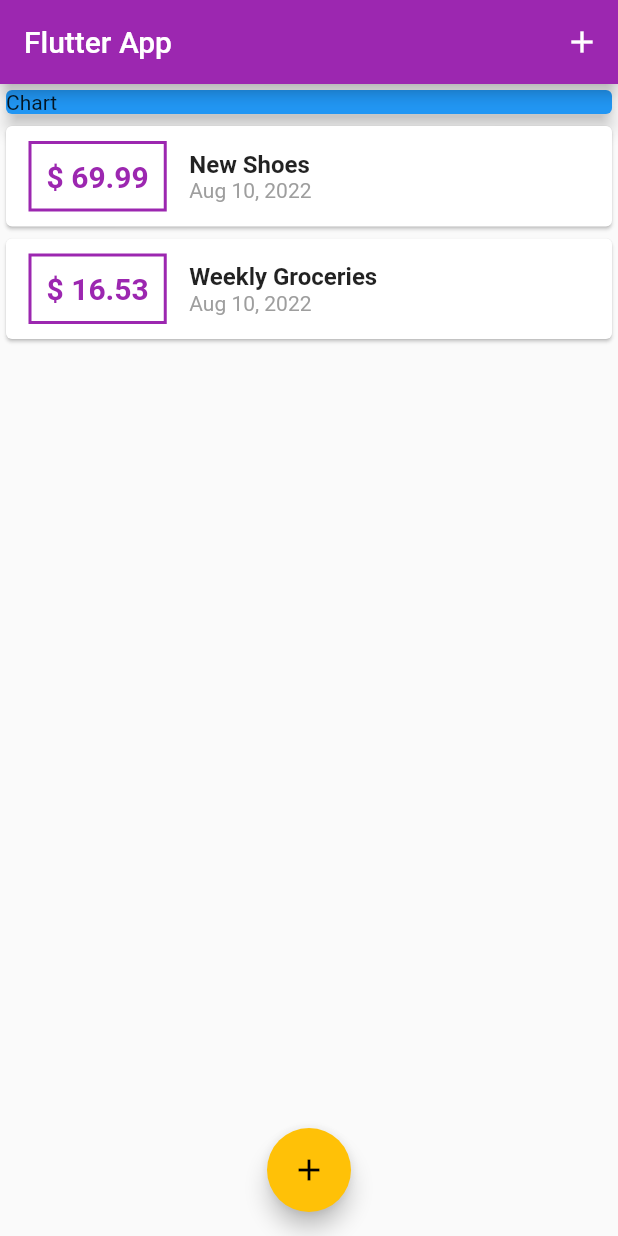
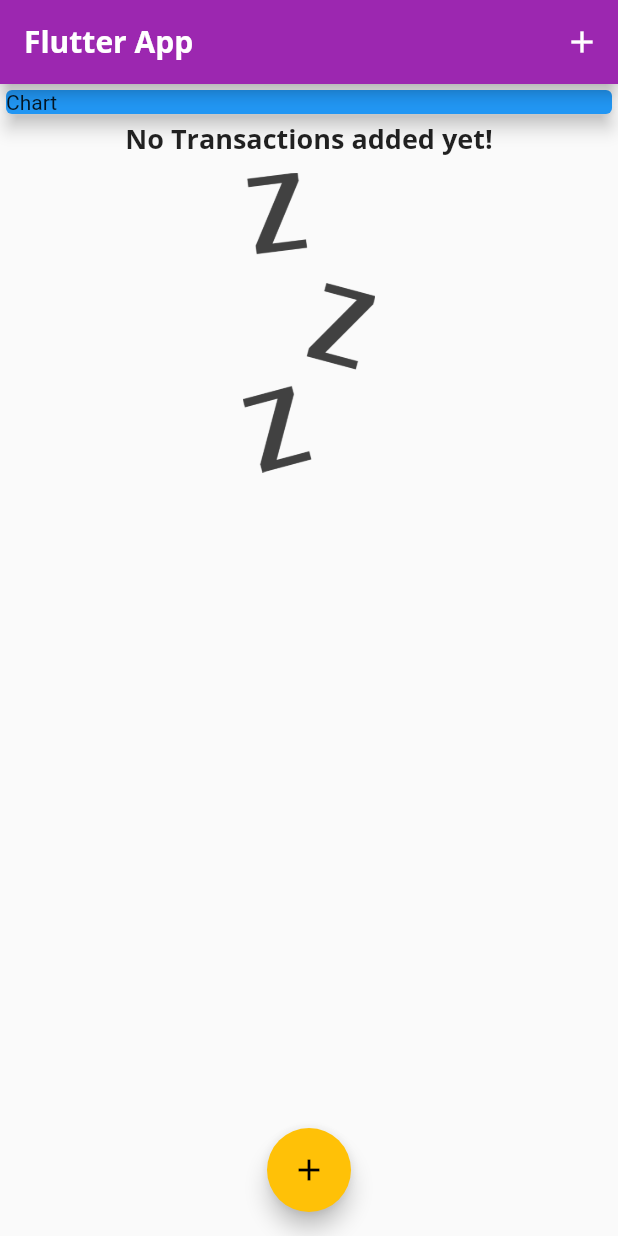
Before and after one commit to n3k00/learning_lessons, a Flutter app: the screen it shows after launch, on a phone screen of 412 x 824 dp. Run offline on Flutter 3.47's test engine with Material 2 defaults, Android fonts, the phone set to English and light mode, and no system bars; missing offline and left inert: dart:ffi.

Commit message:
added fonts and images

```diff
--- a/personal_expenses/lib/main.dart
+++ b/personal_expenses/lib/main.dart
@@ -15,7 +15,24 @@ class MyApp extends StatelessWidget {
       title: 'Flutter App',
       theme: ThemeData(
         primarySwatch: Colors.purple,
-        accentColor: Colors.amber
+        accentColor: Colors.amber,
+        fontFamily: 'Quicksand',
+        textTheme: ThemeData.light().textTheme.copyWith(
+              titleLarge: TextStyle(
+                fontFamily: 'OpenSans',
+                fontSize: 18,
+                fontWeight: FontWeight.bold,
+              ),
+            ),
+        appBarTheme: AppBarTheme(
+          textTheme: ThemeData.light().textTheme.copyWith(
+                titleLarge: TextStyle(
+                  fontFamily: 'OpenSans',
+                  fontSize: 20,
+                  fontWeight: FontWeight.bold,
+                ),
+              ),
+        ),
       ),
       home: MyHomePage(),
     );
@@ -31,6 +48,7 @@ class MyHomePage extends StatefulWidget {
 
 class _MyHomePageState extends State<MyHomePage> {
   final List<Transaction> _userTransactions = [
+    /*
     Transaction(
       id: "t1",
       title: "New Shoes",
@@ -43,6 +61,8 @@ class _MyHomePageState extends State<MyHomePage> {
       amount: 16.53,
       date: DateTime.now(),
     ),
+
+     */
   ];
 
   void _addNewTransaction(String txTitle, double txAmount) {
--- a/personal_expenses/lib/widgets/transaction_list.dart
+++ b/personal_expenses/lib/widgets/transaction_list.dart
@@ -11,7 +11,24 @@ class TransactionList extends StatelessWidget {
   Widget build(BuildContext context) {
     return Container(
       height: 300,
-      child: ListView.builder(
+      child: _transactions.isEmpty
+          ? Column(
+              children: [
+                Text(
+                  'No Transactions added yet!',
+                  style: Theme.of(context).textTheme.titleLarge,
+                ),
+                SizedBox(height: 10),
+                Container(
+                  height: 200,
+                  child: Image.asset(
+                    'assets/images/waiting.png',
+                    fit: BoxFit.cover,
+                  ),
+                )
+              ],
+            )
+          : ListView.builder(
               itemCount: _transactions.length,
               itemBuilder: (context, index) {
                 return Card(
@@ -24,7 +41,7 @@ class TransactionList extends StatelessWidget {
                         ),
                         decoration: BoxDecoration(
                           border: Border.all(
-                      color: Theme.of(context).primaryColor ,
+                            color: Theme.of(context).primaryColor,
                             width: 2,
                           ),
                         ),
@@ -42,13 +59,11 @@ class TransactionList extends StatelessWidget {
                         children: [
                           Text(
                             _transactions[index].title,
-                      style: TextStyle(
-                        fontWeight: FontWeight.bold,
-                        fontSize: 16,
-                      ),
+                            style: Theme.of(context).textTheme.titleLarge,
                           ),
                           Text(
-                      DateFormat.yMMMd().format(_transactions[index].date),
+                            DateFormat.yMMMd()
+                                .format(_transactions[index].date),
                             style: TextStyle(color: Colors.grey),
                           ),
                         ],
```
Also changed, not shown: personal_expenses/pubspec.yaml (+13 -8 lines), personal_expenses/assets/fonts/OpenSans-Bold.ttf (added), personal_expenses/assets/fonts/OpenSans-Regular.ttf (added), personal_expenses/assets/fonts/Quicksand-Bold.ttf (added), personal_expenses/assets/fonts/Quicksand-Light.ttf (added), personal_expenses/assets/fonts/Quicksand-Medium.ttf (added), personal_expenses/assets/fonts/Quicksand-Regular.ttf (added), personal_expenses/assets/images/waiting.png (added). Lines whose indentation alone changed are shown as unchanged.
